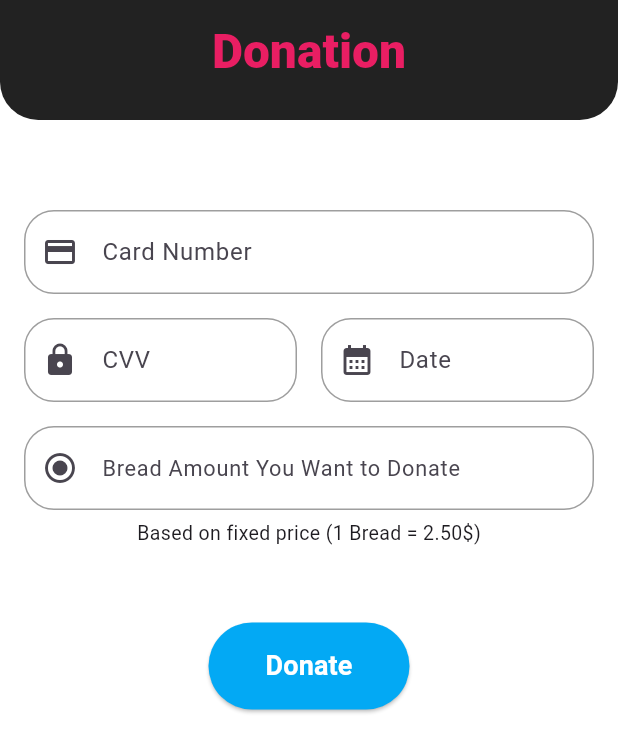
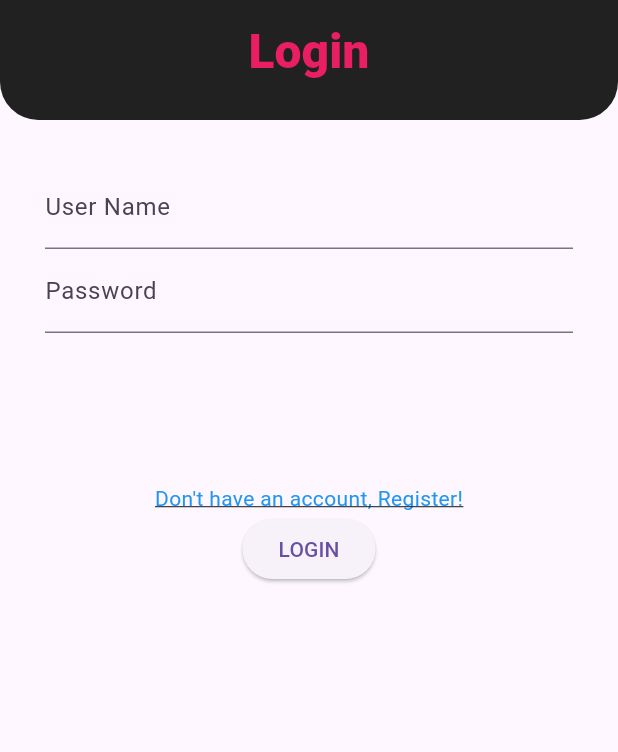
Before and after one commit to safakelkit/loaf-donate-solution-challenge, a Flutter app: the screen it shows after launch, on a phone screen of 412 x 824 dp. Shown: the top 752 px of the screen. Run offline on Flutter 3.47's test engine with Material 3 defaults, Android fonts, the phone set to English and light mode, and no system bars.

Commit message:
Adding Login and Register
I added Login and Register Pages which is made by Hasan Türk. Also connected them to card_page.

```diff
--- a/lib/main.dart
+++ b/lib/main.dart
@@ -1,5 +1,5 @@
 import 'package:flutter/material.dart';
-import 'screens/card_page/card_page.dart';
+import 'package:sc/screens/login_register_pages/login.dart';
 
 void main(){
   runApp(const Donation());
@@ -10,9 +10,8 @@ class Donation extends StatelessWidget {
 
   @override
   Widget build(BuildContext context) {
-    return const MaterialApp(
-      title: 'Donation',
-      home: CardPage()
+    return MaterialApp(
+      home: Login()
     );
   }
 }
--- a/lib/screens/card_page/card_page.dart
+++ b/lib/screens/card_page/card_page.dart
@@ -21,7 +21,8 @@ class _CardPageState extends State<CardPage> {
       backgroundColor: Colors.white,
       appBar: AppBar(
         backgroundColor: Colors.black87,
-        title: const Center(
+        title: const Align(
+          alignment: Alignment(-0.32, 0.0),
           child: Text(
             "Donation",
             style: TextStyle(
--- /dev/null
+++ b/lib/screens/login_register_pages/login.dart
@@ -0,0 +1,96 @@
+import 'package:flutter/material.dart';
+import '/screens/login_register_pages/register.dart';
+import '/screens/card_page/card_page.dart';
+
+class Login extends StatefulWidget {
+  @override
+  State<Login> createState() => _MyAppState();
+}
+
+class _MyAppState extends State<Login> {
+
+  var userNameText = TextEditingController();
+  var passwordText = TextEditingController();
+
+  @override
+  build(BuildContext context) {
+    return Scaffold(
+      appBar: AppBar(
+        backgroundColor: Colors.black87,
+        title: Center(
+          child: Text(
+            "Login",
+            style: TextStyle(
+              color: Colors.pink,
+              fontWeight: FontWeight.w900,
+              fontSize: 32.0,
+              height: -0.4,
+            ),
+          )
+        ),
+        toolbarHeight: 80.0,
+        shape: const RoundedRectangleBorder(
+          borderRadius: BorderRadius.vertical(
+            bottom: Radius.circular(25.5),
+          )
+        )
+      ),
+      body: Padding(
+        padding: EdgeInsets.all(30.0),
+        child: Column(
+          children: <Widget>[
+            userName(),
+            password(),
+            SizedBox(height: 100),
+            toRegister(),
+            saveButton(),
+          ],
+        ),
+      ),
+    );
+  }
+
+  userName() {
+    return TextField(
+      decoration: InputDecoration(labelText: "User Name"),
+      controller: userNameText,
+    );
+  }
+
+  password() {
+    return TextField(
+      decoration: InputDecoration(labelText: "Password"),
+      controller: passwordText,
+    );
+  }
+
+  saveButton() {
+    return ElevatedButton(
+        onPressed: () {
+          Navigator.push(
+            context,
+            MaterialPageRoute(builder: (context) => CardPage())
+          );
+        },
+        child: Text("LOGIN")
+    );
+  }
+
+  toRegister(){
+    return GestureDetector(
+      onTap: (){
+        Navigator.push(
+          context,
+          MaterialPageRoute(builder: (context) => SignUp()),
+        );
+      },
+      child: Text(
+        "Don't have an account, Register!",
+        style: TextStyle(
+          color: Colors.blue,
+          decoration: TextDecoration.underline,
+        ),
+      )
+    );
+  }
+}
```
Also changed, not shown: lib/screens/login_register_pages/register.dart (added, +104 -0 lines).
